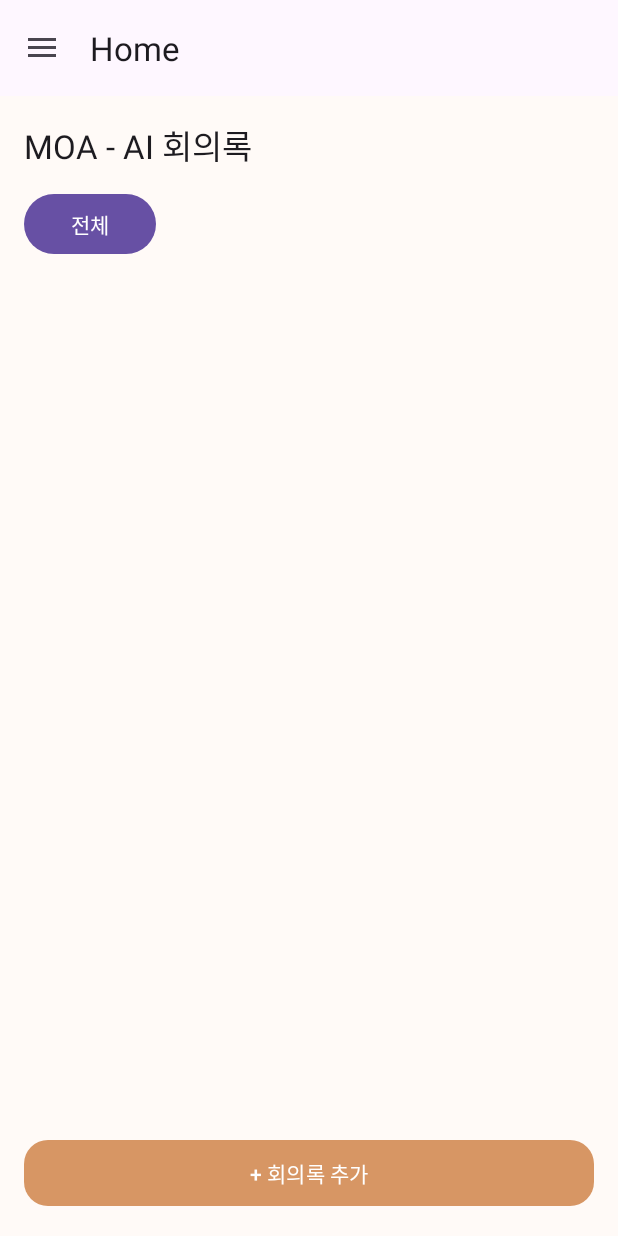
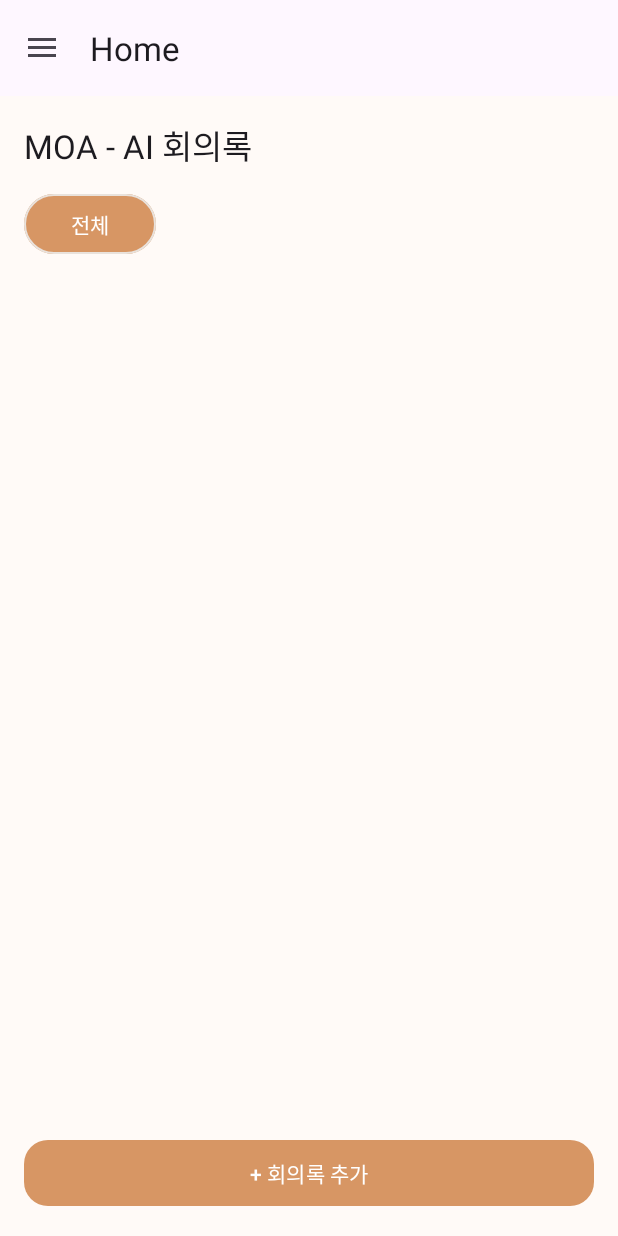
Before and after one commit to AllforMinseo/a20260310, an Android app: the screen it shows after launch (MainActivity), on a phone screen of 412 x 824 dp. Run offline under Robolectric (Android 15) with nearby library versions, the light colour scheme and no system bars; our stand-ins replace navigation-ui.

Commit message:
selectingFolder

```diff
--- a/app/src/main/java/com/example/a20260310/ui/home/HomeFragment.kt
+++ b/app/src/main/java/com/example/a20260310/ui/home/HomeFragment.kt
@@ -15,21 +15,23 @@ import com.google.android.material.button.MaterialButton
 import java.io.File
 import java.text.SimpleDateFormat
 import java.util.*
+import androidx.core.content.ContextCompat
 
 class HomeFragment : Fragment(R.layout.fragment_home) {
 
     private lateinit var recycler: RecyclerView
-    private var selectedFolder = "전체"
+    private lateinit var folderTabs: LinearLayout
+    private var selectedFolder: String = "전체"
 
     override fun onViewCreated(view: View, savedInstanceState: Bundle?) {
         super.onViewCreated(view, savedInstanceState)
 
         recycler = view.findViewById(R.id.recycler)
+        folderTabs = view.findViewById(R.id.folderTabs)
 
         recycler.layoutManager = LinearLayoutManager(context)
 
-        setupFolderTabs(view)
-
+        setupFolderTabs()
         loadList()
 
         view.findViewById<MaterialButton>(R.id.addMeetingButton).setOnClickListener {
@@ -37,30 +39,54 @@ class HomeFragment : Fragment(R.layout.fragment_home) {
         }
     }
 
-    private fun setupFolderTabs(view: View) {
-        val container = view.findViewById<LinearLayout>(R.id.folderTabs)
-        container.removeAllViews()
+    private fun setupFolderTabs() {
+        folderTabs.removeAllViews()
 
-        val folders = loadFolders(requireContext())
+        val folders = mutableListOf("전체")
+        folders.addAll(getFolderNames(requireContext()))
 
         folders.forEach { name ->
-            val btn = MaterialButton(requireContext()).apply {
-                text = name
-                setOnClickListener {
-                    selectedFolder = name
-                    loadList()
-                }
-            }
-            container.addView(btn)
+            val btn = createFolderButton(name)
+            folderTabs.addView(btn)
         }
+
+        updateTabs()
     }
 
+    private fun createFolderButton(name: String): MaterialButton {
+        val btn = MaterialButton(requireContext())
 
-    private fun loadFolders(context: Context): List<String> {
-        val prefs = context.getSharedPreferences("moa_prefs", 0)
-        val folders = prefs.getStringSet("folder_list", setOf()) ?: setOf()
+        btn.text = name
 
-        return listOf("전체") + folders
+        btn.setPadding(40, 16, 40, 16)
+
+        btn.strokeWidth = 2
+        btn.strokeColor = ContextCompat.getColorStateList(requireContext(), R.color.moa_line)
+
+        btn.setBackgroundColor(resources.getColor(R.color.moa_bg, null))
+        btn.setTextColor(resources.getColor(R.color.moa_orange_soft, null))
+
+        btn.setOnClickListener {
+            selectedFolder = name
+            updateTabs()
+            loadList()
+        }
+
+        return btn
+    }
+
+    private fun updateTabs() {
+        for (i in 0 until folderTabs.childCount) {
+            val btn = folderTabs.getChildAt(i) as MaterialButton
+
+            if (btn.text == selectedFolder) {
+                btn.setBackgroundColor(resources.getColor(R.color.moa_orange, null))
+                btn.setTextColor(resources.getColor(android.R.color.white, null))
+            } else {
+                btn.setBackgroundColor(resources.getColor(R.color.moa_bg, null))
+                btn.setTextColor(resources.getColor(R.color.moa_orange_soft, null))
+            }
+        }
     }
 
     private fun loadList() {
@@ -74,13 +100,11 @@ class HomeFragment : Fragment(R.layout.fragment_home) {
     }
 }
 
-// 📁 폴더 목록
-fun getFolders(context: Context): List<File> {
-    val baseDir = File(context.filesDir, "MOA")
-    return baseDir.listFiles()?.filter { it.isDirectory } ?: emptyList()
+fun getFolderNames(context: Context): List<String> {
+    val prefs = context.getSharedPreferences("moa_prefs", 0)
+    return prefs.getStringSet("folder_list", setOf())?.toList() ?: emptyList()
 }
 
-// 📁 폴더 내부 파일
 fun getFilesInFolder(context: Context, folderName: String): List<SimpleRow> {
 
     val folder = File(context.filesDir, "MOA/$folderName")
@@ -98,20 +122,15 @@ fun getFilesInFolder(context: Context, folderName: String): List<SimpleRow> {
         } ?: emptyList()
 }
 
-// 📁 전체 파일
 fun getAllFiles(context: Context): List<SimpleRow> {
 
-    val folders = getFolders(context)
+    val baseDir = File(context.filesDir, "MOA")
     val prefs = context.getSharedPreferences("moa_prefs", 0)
 
-    val allFiles = mutableListOf<File>()
+    if (!baseDir.exists()) return emptyList()
 
-    folders.forEach {
-        it.listFiles()?.let { list -> allFiles.addAll(list) }
-    }
-
-    return allFiles
-        .filter { it.name.endsWith(".m4a") }
+    return baseDir.walkTopDown()
+        .filter { it.isFile && it.name.endsWith(".m4a") }
         .sortedByDescending { it.lastModified() }
         .map {
             val title = prefs.getString(it.name, it.name)
@@ -119,5 +138,5 @@ fun getAllFiles(context: Context): List<SimpleRow> {
                 .format(Date(it.lastModified()))
 
             SimpleRow(title ?: it.name, date)
-        }
+        }.toList()
 }
```
